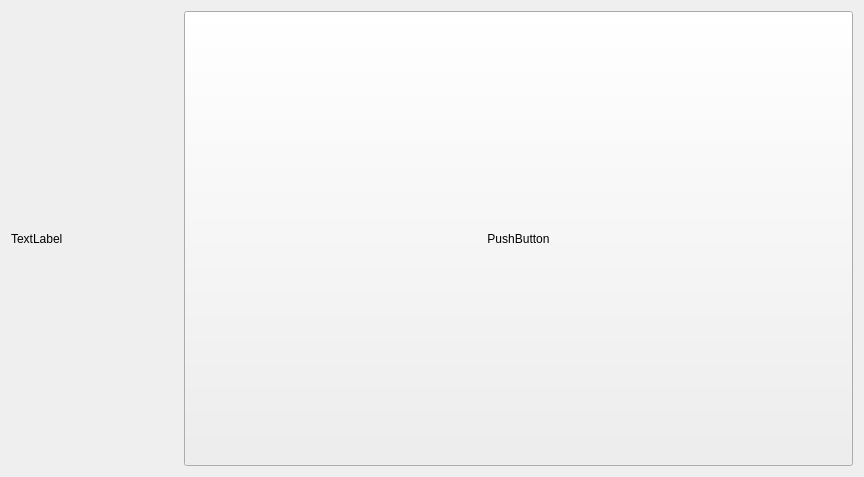
imanirajdoost/color-theme-manager, file themewidget.ui: the form before one commit.
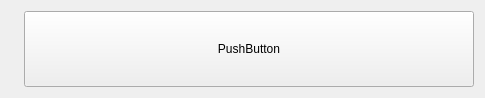
The form after the commit. Icons and pictures are not drawn.

Patch:
```diff
--- a/themewidget.ui
+++ b/themewidget.ui
@@ -6,18 +6,21 @@
    <rect>
     <x>0</x>
     <y>0</y>
-    <width>864</width>
-    <height>477</height>
+    <width>485</width>
+    <height>98</height>
    </rect>
   </property>
   <property name="windowTitle">
    <string>Form</string>
   </property>
-  <layout class="QHBoxLayout" name="horizontalLayout" stretch="1,4">
+  <layout class="QHBoxLayout" name="horizontalLayout" stretch="0,1">
    <item>
     <widget class="QLabel" name="image">
      <property name="text">
-      <string>TextLabel</string>
+      <string/>
+     </property>
+     <property name="pixmap">
+      <pixmap resource="resources.qrc">:/icons/color_icon.png</pixmap>
      </property>
     </widget>
    </item>
```
Left out of the diff: 6 changed lines with no effect on the pictures.
